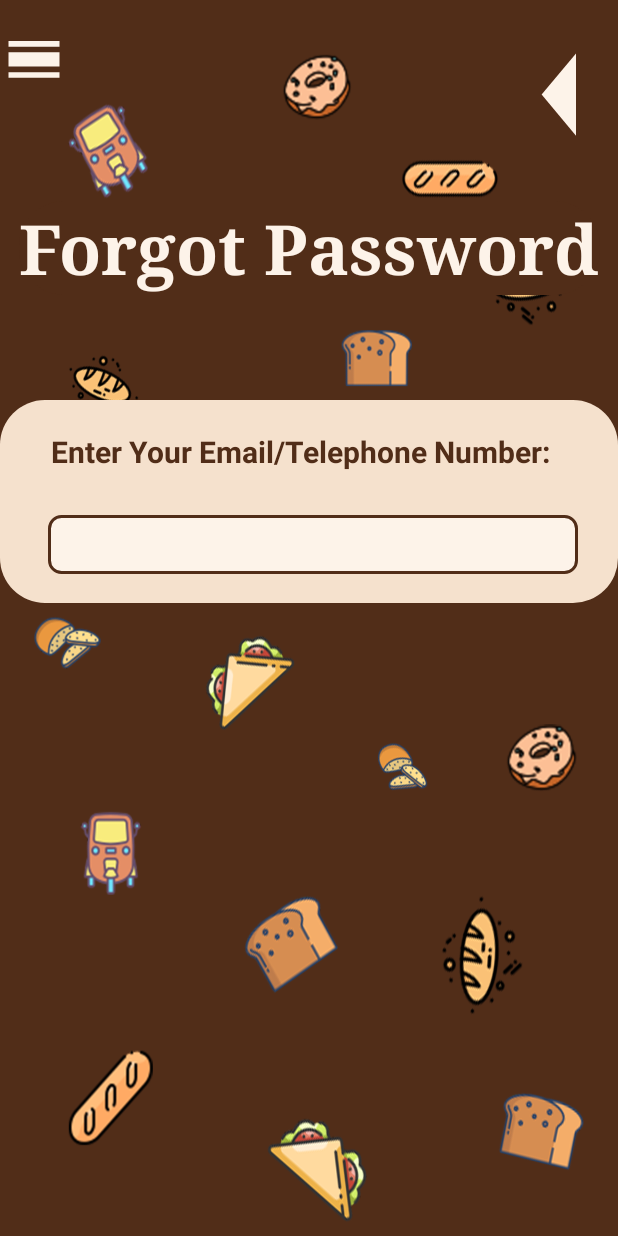
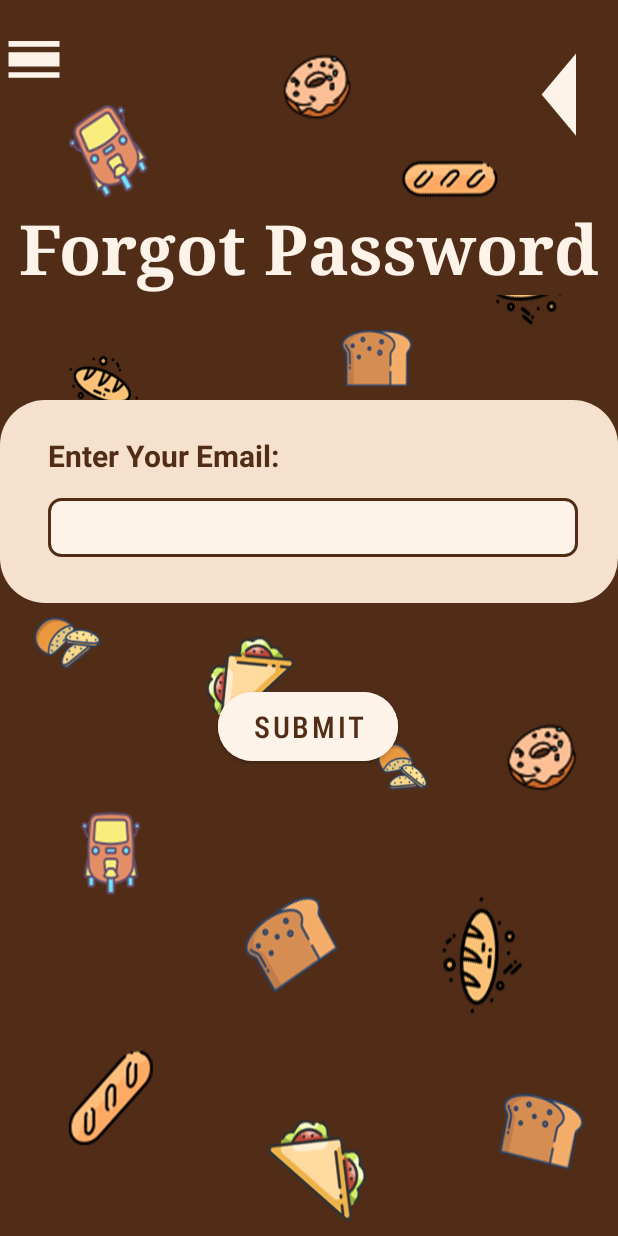
Before and after one commit to Nikila99gimhan/MAD-assignment, an Android app: the ForgetPassword screen opened directly, with no data from a screen before it, on a phone screen of 412 x 824 dp. Run offline under Robolectric (Android 15) with nearby library versions, the phone set to English and light mode, and no system bars.

Commit message:
Forget Password

```diff
--- a/app/src/main/AndroidManifest.xml
+++ b/app/src/main/AndroidManifest.xml
@@ -9,6 +9,12 @@
         android:roundIcon="@mipmap/ic_launcher_round"
         android:supportsRtl="true"
         android:theme="@style/Theme.ChoonPaan">
+        <activity
+            android:name=".NewNotificationActivity"
+            android:exported="false" />
+        <activity
+            android:name=".ViewCartActivity"
+            android:exported="false" />
         <activity
             android:name=".ForgetPassword"
             android:exported="false" />
--- a/app/src/main/java/com/example/choonpaan/ForgetPassword.kt
+++ b/app/src/main/java/com/example/choonpaan/ForgetPassword.kt
@@ -1,11 +1,20 @@
 package com.example.choonpaan
 
+import android.content.Intent
 import androidx.appcompat.app.AppCompatActivity
 import android.os.Bundle
+import android.widget.Button
 
 class ForgetPassword : AppCompatActivity() {
     override fun onCreate(savedInstanceState: Bundle?) {
         super.onCreate(savedInstanceState)
         setContentView(R.layout.activity_forget_password)
+
+        val backbutton: Button = findViewById<Button>(R.id.backButton2)
+
+        backbutton.setOnClickListener {
+            val intent = Intent(this, Activity_Login::class.java)
+            startActivity(intent)
+        }
     }
 }
--- a/app/src/main/res/layout/activity_forget_password.xml
+++ b/app/src/main/res/layout/activity_forget_password.xml
@@ -44,7 +44,7 @@
         android:layout_marginBottom="581dp"
         android:background="@drawable/dark_background"
         android:fontFamily="serif"
-        android:text="Forgot Password"
+        android:text="@string/forgot_password1"
         android:textColor="#FDF3E9"
         android:textSize="46sp"
         android:textStyle="bold"
@@ -73,28 +73,54 @@
         android:layout_width="wrap_content"
         android:layout_height="wrap_content"
         android:layout_marginTop="1dp"
-        android:text="Enter Your Email/Telephone Number:"
+        android:text="@string/enter_your_email"
         android:textColor="#512D18"
         android:textSize="20sp"
         android:textStyle="bold"
         app:layout_constraintBottom_toBottomOf="@+id/forgotBox"
         app:layout_constraintEnd_toEndOf="parent"
-        app:layout_constraintHorizontal_bias="0.432"
+        app:layout_constraintHorizontal_bias="0.125"
         app:layout_constraintStart_toStartOf="parent"
         app:layout_constraintTop_toTopOf="@+id/forgotBox"
-        app:layout_constraintVertical_bias="0.181" />
+        app:layout_constraintVertical_bias="0.205" />
 
-    <TextView
-        android:id="@+id/forgetInputText"
+
+
+    <Button
+        android:id="@+id/submitButton"
+        android:layout_width="120dp"
+        android:layout_height="58dp"
+        android:layout_marginTop="30dp"
+        android:layout_marginBottom="288dp"
+        android:backgroundTint="#FDF3E9"
+        android:fontFamily="sans-serif-condensed-medium"
+        android:text="@string/submit"
+        android:textColor="#512D18"
+        android:textSize="20sp"
+        android:visibility="visible"
+        app:cornerRadius="40dp"
+        app:layout_constraintBottom_toBottomOf="parent"
+        app:layout_constraintEnd_toEndOf="parent"
+        app:layout_constraintHorizontal_bias="0.498"
+        app:layout_constraintStart_toStartOf="parent"
+        app:layout_constraintTop_toBottomOf="@+id/forgotBox"  />
+
+    <EditText
+        android:id="@+id/emailInputText"
         android:layout_width="353dp"
         android:layout_height="39dp"
-        android:layout_marginTop="23dp"
+        android:layout_marginTop="15dp"
+        android:layout_marginBottom="32dp"
         android:background="@drawable/text_box"
-        android:textSize="24sp"
+        android:textSize="20dp"
+        android:paddingLeft="12dp"
+        android:inputType="textEmailAddress"
+        tools:layout_editor_absoluteX="32dp"
+        tools:layout_editor_absoluteY="311dp"
         app:layout_constraintBottom_toBottomOf="@+id/forgotBox"
         app:layout_constraintEnd_toEndOf="parent"
         app:layout_constraintHorizontal_bias="0.551"
         app:layout_constraintStart_toStartOf="parent"
         app:layout_constraintTop_toBottomOf="@+id/forgetNameText"
-        app:layout_constraintVertical_bias="0.205"/>
+        android:autofillHints="" />
 </androidx.constraintlayout.widget.ConstraintLayout>
--- a/app/src/main/res/values/strings.xml
+++ b/app/src/main/res/values/strings.xml
@@ -6,4 +6,8 @@
     <string name="password">Password</string>
     <string name="are_you_new">Are you new?</string>
     <string name="login">Login</string>
+    <string name="cart">Cart</string>
+    <string name="forgot_password1">Forgot Password</string>
+    <string name="enter_your_email">Enter Your Email:</string>
+    <string name="submit">Submit</string>
 </resources>
```
